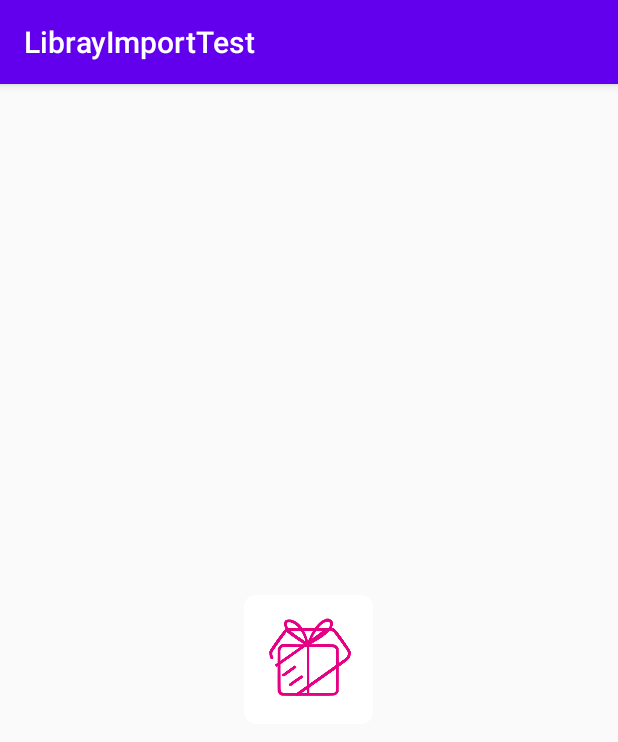
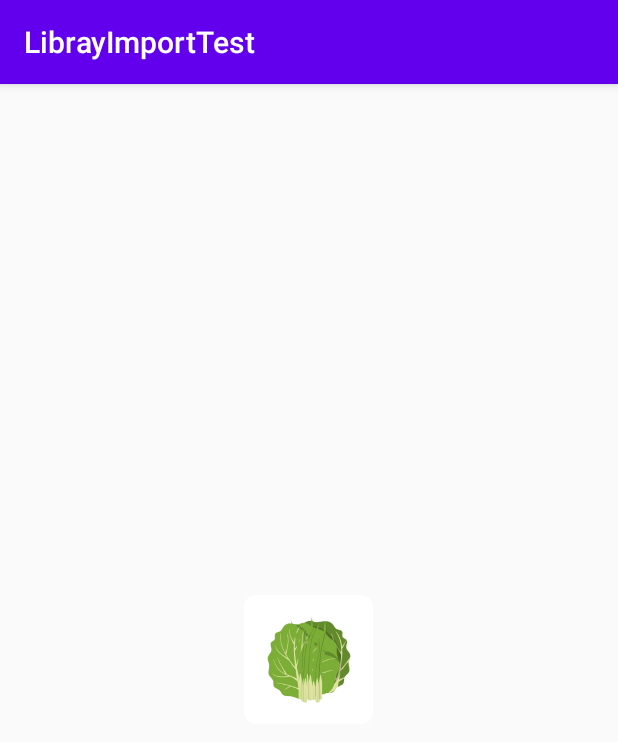
Before and after one commit to CuteWiseCode/MyLoadingView, an Android app: the screen it shows after launch (MainActivity), on a phone screen of 412 x 824 dp. Shown: the top 742 px of the screen. Run offline under Robolectric (Android 15) with nearby library versions, the phone set to English and light mode, and no system bars.

Commit message:
新增属性设置：1.旋转的动画   2. 旋转的速度
新增属性设置：1.旋转的动画   2. 旋转的速度

```diff
--- a/app/src/main/res/layout/activity_main.xml
+++ b/app/src/main/res/layout/activity_main.xml
@@ -11,6 +11,12 @@
         android:layout_centerInParent="true"
         android:layout_width="wrap_content"
         android:layout_height="wrap_content"
+        app:translationspeed="400"
+        app:image1="@mipmap/im_cabbage"
+        app:image2="@mipmap/im_chinesechives"
+        app:image3="@mipmap/im_greenchineseonion"
+        app:image4="@mipmap/im_hyacinthbean"
+        app:image5="@mipmap/im_rutabaga"
         />
 
 </RelativeLayout>
--- a/build.gradle
+++ b/build.gradle
@@ -1,6 +1,7 @@
 // Top-level build file where you can add configuration options common to all sub-projects/modules.
 
 buildscript {
+    ext.kotlin_version = '1.5.0-M1'
 
     repositories {
         google()
@@ -9,6 +10,7 @@ buildscript {
     }
     dependencies {
         classpath 'com.android.tools.build:gradle:3.6.3'
+        classpath "org.jetbrains.kotlin:kotlin-gradle-plugin:$kotlin_version"
 
 
         // NOTE: Do not place your application dependencies here; they belong
--- a/loadingviewlibrary/build.gradle
+++ b/loadingviewlibrary/build.gradle
@@ -1,4 +1,5 @@
 apply plugin: 'com.android.library'
+apply plugin: 'kotlin-android'
 //apply plugin: 'com.novoda.bintray-release'
 apply plugin: 'com.github.dcendents.android-maven'
 group = 'com.github.CuteWiseCode'
@@ -49,4 +50,8 @@ dependencies {
     testImplementation 'junit:junit:4.12'
     androidTestImplementation 'com.android.support.test:runner:1.0.2'
     androidTestImplementation 'com.android.support.test.espresso:espresso-core:3.0.2'
+    implementation "org.jetbrains.kotlin:kotlin-stdlib-jdk7:$kotlin_version"
 }
+repositories {
+    mavenCentral()
+}
--- a/loadingviewlibrary/src/main/java/com/cutewisecode/AnimationLoad.java
+++ b/loadingviewlibrary/src/main/java/com/cutewisecode/AnimationLoad.java
@@ -13,40 +13,47 @@ public class AnimationLoad extends Animation {
 
     private final float floata;
     private final float floatb;
-    private final float floatc;
-    private final float floatd;
-    private final float floate;
-    private final boolean boolf;
+    private final float half_view_width;
+    private final float half_view_height;
+    private final float translateZ;
+    private final boolean ifneedToAccelerate;
     private Camera camerag;
 
-    public AnimationLoad(float paramFloat1, float paramFloat2, float paramFloat3, float paramFloat4, float paramFloat5, boolean paramBoolean) {
+    public AnimationLoad(float paramFloat1, float paramFloat2, float view_width, float view_height, float translateZ, boolean ifneedToAccelerate) {
         this.floata = paramFloat1;//0
         this.floatb = paramFloat2;//90.0f
-        this.floatc = paramFloat3;//172
-        this.floatd = paramFloat4;//172
-        this.floate = paramFloat5;//0
-        this.boolf = paramBoolean;
+        this.half_view_width = view_width;//172
+        this.half_view_height = view_height;//172
+        this.translateZ = translateZ;//0
+        this.ifneedToAccelerate = ifneedToAccelerate;
     }
 
-    protected void applyTransformation(float paramFloat, Transformation paramTransformation) {
+    /**
+     *
+     * @param interpolatedTime The value of the normalized time (0.0 to 1.0)
+     *        after it has been run through the interpolation function.
+     * @param paramTransformation The Transformation object to fill in with the current
+     *        transforms.
+     */
+    protected void applyTransformation(float interpolatedTime, Transformation paramTransformation) {
         float f1 = this.floata;//0.0f
-        float f2 = f1 + paramFloat * (this.floatb - f1);//90
-        float f3 = this.floatc;//172
-        float f4 = this.floatd;//172
+        float rotateY = f1 + interpolatedTime * (this.floatb - f1);//90
+        float half_view_width = this.half_view_width;//172
+        float half_view_height = this.half_view_height;//172
         Camera localCamera = this.camerag;
         Matrix localMatrix = paramTransformation.getMatrix();
         localCamera.save();//Saves the camera state. Each save should be balanced with a call to restore().
         //if need to accelerate
-        if (this.boolf)
-            localCamera.translate(0.0F, 0.0F, paramFloat * this.floate);//Applies a translation transform on all three axis
-        localCamera.translate(0.0F, 0.0F, this.floate * (1.0F - paramFloat));
+        if (this.ifneedToAccelerate)
+            localCamera.translate(0.0F, 0.0F, interpolatedTime * this.translateZ);//Applies a translation transform on all three axis
+        localCamera.translate(0.0F, 0.0F, this.translateZ * (1.0F - interpolatedTime));
         while (true) {
-            localCamera.rotateY(f2);//Applies a rotation transform around the Y axis.
+            localCamera.rotateY(rotateY);//Applies a rotation transform around the Y axis.
             localCamera.getMatrix(localMatrix);//Computes the matrix corresponding to the current transformation and copies it to the supplied matrix object.
             localCamera.restore();//Restores the saved state, if any
-//	    localMatrix.postScale(0.5f, 0.5f);// turn to 1/2 of original size
-            localMatrix.preTranslate(-f3, -f4);
-            localMatrix.postTranslate(f3, f4);
+            localMatrix.postScale(0.5f, 0.5f);// turn to 1/2 of original size
+            localMatrix.preTranslate(-half_view_width, -half_view_height);
+            localMatrix.postTranslate(half_view_width, half_view_height);
             return;
         }
     }
@@ -54,8 +61,8 @@ public class AnimationLoad extends Animation {
     /**
      * Initialize this animation with the dimensions of the object being animated
      */
-    public void initialize(int paramInt1, int paramInt2, int paramInt3, int paramInt4) {
-        super.initialize(paramInt1, paramInt2, paramInt3, paramInt4);
+    public void initialize(int width, int height, int parentWidth, int parentHeight) {
+        super.initialize(width, height, parentWidth, parentHeight);
         this.camerag = new Camera();
     }
 
--- /dev/null
+++ b/loadingviewlibrary/src/main/java/com/cutewisecode/AnimationLoadkt.kt
@@ -0,0 +1,62 @@
+package com.cutewisecode
+
+import android.graphics.Camera
+import android.view.animation.Animation
+import android.view.animation.Transformation
+
+/**
+ *@author  wisdom
+ *@date 2021/3/11
+ *@desc
+ */
+class AnimationLoadkt:Animation {
+
+    private var floata = 0f
+    private var floatb = 0f
+    private var floatc = 0f
+    private var floatd = 0f
+    private var floate = 0f
+    private var boolf = false
+    private var camerag: Camera? = null
+
+    constructor(paramFloat1: Float, paramFloat2: Float, paramFloat3: Float, paramFloat4: Float, paramFloat5: Float, paramBoolean: Boolean) {
+        floata = paramFloat1 //0
+        floatb = paramFloat2 //90.0f
+        floatc = paramFloat3 //172
+        floatd = paramFloat4 //172
+        floate = paramFloat5 //0
+        boolf = paramBoolean
+    }
+
+
+    protected override fun applyTransformation(paramFloat: Float, paramTransformation: Transformation) {
+        val f1 = floata //0.0f
+        val f2 = f1 + paramFloat * (floatb - f1) //90
+        val f3 = floatc //172
+        val f4 = floatd //172
+        val localCamera = camerag
+        val localMatrix = paramTransformation.matrix
+        localCamera!!.save() //Saves the camera state. Each save should be balanced with a call to restore().
+        //if need to accelerate
+        if (boolf) localCamera.translate(0.0f, 0.0f, paramFloat * floate) //Applies a translation transform on all three axis
+        localCamera.translate(0.0f, 0.0f, floate * (1.0f - paramFloat))
+        while (true) {
+            localCamera.rotateY(f2) //Applies a rotation transform around the Y axis.
+            localCamera.getMatrix(localMatrix) //Computes the matrix corresponding to the current transformation and copies it to the supplied matrix object.
+            localCamera.restore() //Restores the saved state, if any
+            //	    localMatrix.postScale(0.5f, 0.5f);// turn to 1/2 of original size
+            localMatrix.preTranslate(-f3, -f4)
+            localMatrix.postTranslate(f3, f4)
+            return
+        }
+    }
+
+    /**
+     * Initialize this animation with the dimensions of the object being animated
+     */
+    override fun initialize(paramInt1: Int, paramInt2: Int, paramInt3: Int, paramInt4: Int) {
+        super.initialize(paramInt1, paramInt2, paramInt3, paramInt4)
+        camerag = Camera()
+    }
+
+}
--- a/loadingviewlibrary/src/main/java/com/cutewisecode/AnimationView.java
+++ b/loadingviewlibrary/src/main/java/com/cutewisecode/AnimationView.java
@@ -2,6 +2,7 @@ package com.cutewisecode;
 
 import android.com.loadingview.R;
 import android.content.Context;
+import android.content.res.TypedArray;
 import android.util.AttributeSet;
 import android.util.Log;
 import android.view.View;
@@ -14,17 +15,23 @@ import android.widget.ImageView;
 
 public class AnimationView extends FrameLayout {
     private static String TAG = "AnimationView";
-    private float floata = 0.0F;//with/2
-    private float floatb = 0.0F;//height/2
-    private float floatc = 0.0F;
-    private int intd = 0;
-    private View viewe;
-    private View viewf;
-    private View viewg;
-    private View viewh;
-    private View viewi;
-    private View viewj;
-    private int intk = 400;//duration
+    private float view_width = 0.0F;//with/2
+    private float view_height = 0.0F;//height/2
+    private float translateZ = 0.0F;
+    private int currentIndex = 0;
+    private ImageView current_view;
+    private ImageView view01;
+    private ImageView view02;
+    private ImageView view03;
+    private ImageView view04;
+    private ImageView view05;
+    private int DURATION = 400;//duration
+
+    private  int Id_image1;
+    private  int Id_image2;
+    private  int Id_image3;
+    private  int Id_image4;
+    private  int Id_image5;
 
     //struct
     public AnimationView(Context paramContext) {
@@ -37,6 +44,17 @@ public class AnimationView extends FrameLayout {
     public AnimationView(Context context, AttributeSet attrs) {
         super(context, attrs);
         Log.i(TAG, "AnimationView");
+        // 从描述文件中读出xml中配置的值
+        final TypedArray array = context.obtainStyledAttributes(attrs, R.styleable.AnimationView);
+        int speed = array.getInt(R.styleable.AnimationView_translationspeed, 0);
+        Id_image1 = array.getResourceId(R.styleable.AnimationView_image1, 0);
+        Id_image2= array.getResourceId(R.styleable.AnimationView_image2, 0);
+        Id_image3 = array.getResourceId(R.styleable.AnimationView_image3, 0);
+        Id_image4 = array.getResourceId(R.styleable.AnimationView_image4, 0);
+        Id_image5 = array.getResourceId(R.styleable.AnimationView_image5, 0);
+
+        if(speed!=0)
+            DURATION =speed;
         inflate(getContext(), R.layout.loading_view, this);//layout_loading_view
         initializeView();
     }
@@ -48,8 +66,8 @@ public class AnimationView extends FrameLayout {
      */
     private void tostartAnimation(View paramView, float paramFloat1, float paramFloat2) {
 
-        AnimationLoad animation = new AnimationLoad(paramFloat1, paramFloat2, this.floata, this.floatb, this.floatc, true);
-        animation.setDuration(this.intk);
+        AnimationLoad animation = new AnimationLoad(paramFloat1, paramFloat2, this.view_width, this.view_height, this.translateZ, true);
+        animation.setDuration(this.DURATION);
         animation.setFillAfter(true);//true if the animation should apply its transformation after it ends
         animation.setInterpolator(new AccelerateInterpolator());//Sets the acceleration curve for this animation. Defaults to a linear interpolation.Parameters:i The interpolator which defines the acceleration curve
         animation.setAnimationListener(new animationListener());//the animation listener to be notified
@@ -61,25 +79,34 @@ public class AnimationView extends FrameLayout {
      */
     private void initializeView() {
 
-        this.viewf = ((ImageView) findViewById(R.id.loading_view_01));
-        this.viewg = ((ImageView) findViewById(R.id.loading_view_02));
-        this.viewh = ((ImageView) findViewById(R.id.loading_view_03));
-        this.viewi = ((ImageView) findViewById(R.id.loading_view_04));
-        this.viewj = ((ImageView) findViewById(R.id.loading_view_05));
-        this.viewe = this.viewf;
+        this.view01 = ((ImageView) findViewById(R.id.loading_view_01));
+        if(Id_image1!=0)
+            view01.setImageResource(Id_image1);
+        this.view02 = ((ImageView) findViewById(R.id.loading_view_02));
+        if(Id_image2!=0)
+            view02.setImageResource(Id_image2);
+        this.view03 = ((ImageView) findViewById(R.id.loading_view_03));
+        if(Id_image3!=0)
+            view03.setImageResource(Id_image3);
+        this.view04 = ((ImageView) findViewById(R.id.loading_view_04));
+        if(Id_image4!=0)
+            view04.setImageResource(Id_image4);
+        this.view05 = ((ImageView) findViewById(R.id.loading_view_05));
+        if(Id_image5!=0)
+            view05.setImageResource(Id_image5);
+        this.current_view = this.view01;
         //measure the size of component; UNSPECIFIED = 0 EXACTLY = 1 AT_MOST= 2
         int m = MeasureSpec.makeMeasureSpec(0, MeasureSpec.UNSPECIFIED);
         int n = MeasureSpec.makeMeasureSpec(0, MeasureSpec.UNSPECIFIED);
-        this.viewf.measure(m, n);
-        this.floata = (this.viewf.getMeasuredWidth() / 2);//get width
-        this.floatb = (this.viewf.getMeasuredHeight() / 2);//get height
-//	    g.a("mCenterX=" + this.floata + "   mCenterY=" + this.floatb);//output
-//	    Log.i(TAG, "initializeView"+floata+":"+floatb);
+        this.view02.measure(m, n);
+        this.view_width = (this.view02.getMeasuredWidth() / 2);//get width
+        this.view_height = (this.view02.getMeasuredHeight() / 2);//get height
+
         initView();
     }
 
     public void initView() {
-        tostartAnimation(this.viewe, 0.0F, 90.0F);
+        tostartAnimation(this.current_view, 0.0F, 90.0F);
     }
 
     /**
@@ -115,34 +142,34 @@ public class AnimationView extends FrameLayout {
         }
 
         public void run() {
-            viewf.setVisibility(View.GONE);//1
-            viewg.setVisibility(View.GONE);//2
-            viewh.setVisibility(View.GONE);//3
-            viewi.setVisibility(View.GONE);//4
-            viewj.setVisibility(View.GONE);//5
-            viewe.setVisibility(View.GONE);
-            intd++;
-            if (intd % 5 == 0)//intd
-                setData(viewf);//the first one
+            view01.setVisibility(View.GONE);//1
+            view02.setVisibility(View.GONE);//2
+            view03.setVisibility(View.GONE);//3
+            view04.setVisibility(View.GONE);//4
+            view05.setVisibility(View.GONE);//5
+            current_view.setVisibility(View.GONE);
+            currentIndex++;
+            if (currentIndex % 5 == 0)//intd
+                setData(view01);//the first one
             while (true) {
-                if (1 == intd % 5) {
-                    setData(viewg);
+                if (1 == currentIndex % 5) {
+                    setData(view02);
 //	            	continue;
                 }
-                if (2 == intd % 5) {
-                    setData(viewh);
+                if (2 == currentIndex % 5) {
+                    setData(view03);
 //	            	continue;
                 }
-                if (3 == intd % 5) {
-                    setData(viewi);
+                if (3 == currentIndex % 5) {
+                    setData(view04);
 //	            	continue;
                 }
-                if (4 == intd % 5)
-                    setData(viewj);
-                viewe.setVisibility(View.VISIBLE);
-                viewe.requestFocus();
-                AnimationLoad animation = new AnimationLoad(-90.0F, 0.0F, floata, floatb, floatc, false);
-                animation.setDuration(intk);
+                if (4 == currentIndex % 5)
+                    setData(view05);
+                current_view.setVisibility(View.VISIBLE);
+                current_view.requestFocus();
+                AnimationLoad animation = new AnimationLoad(-90.0F, 0.0F, view_width, view_height, translateZ, false);
+                animation.setDuration(DURATION);
                 animation.setFillAfter(true);
                 animation.setInterpolator(new DecelerateInterpolator());
                 animation.setAnimationListener(new Animation.AnimationListener() {
@@ -157,14 +184,14 @@ public class AnimationView extends FrameLayout {
                     }
                 });
 
-                viewe.startAnimation(animation);
+                current_view.startAnimation(animation);
                 return;
             }
         }
     }
 
-    public void setData(View viewf2) {
-        this.viewe = viewf2;
+    public void setData(ImageView target_view) {
+        this.current_view = target_view;
 //		initView();
     }
 
--- a/loadingviewlibrary/src/main/res/layout/loading_view.xml
+++ b/loadingviewlibrary/src/main/res/layout/loading_view.xml
@@ -14,39 +14,39 @@
     <ImageView
         android:layout_gravity="center"
         android:id="@+id/loading_view_01"
-        android:layout_width="wrap_content"
-        android:layout_height="wrap_content"
+        android:layout_width="86.0dip"
+        android:layout_height="86.0dip"
         android:src="@mipmap/loading_01" />
 
     <ImageView
         android:layout_gravity="center"
         android:id="@+id/loading_view_02"
-        android:layout_width="wrap_content"
-        android:layout_height="wrap_content"
+        android:layout_width="86.0dip"
+        android:layout_height="86.0dip"
         android:src="@mipmap/loading_02"
         android:visibility="invisible" />
 
     <ImageView
         android:layout_gravity="center"
         android:id="@+id/loading_view_03"
-        android:layout_width="wrap_content"
-        android:layout_height="wrap_content"
+        android:layout_width="86.0dip"
+        android:layout_height="86.0dip"
         android:src="@mipmap/loading_03"
         android:visibility="invisible" />
 
     <ImageView
         android:layout_gravity="center"
         android:id="@+id/loading_view_04"
-        android:layout_width="wrap_content"
-        android:layout_height="wrap_content"
+        android:layout_width="86.0dip"
+        android:layout_height="86.0dip"
         android:src="@mipmap/loading_04"
         android:visibility="invisible" />
 
     <ImageView
         android:layout_gravity="center"
         android:id="@+id/loading_view_05"
-        android:layout_width="wrap_content"
-        android:layout_height="wrap_content"
+        android:layout_width="86.0dip"
+        android:layout_height="86.0dip"
         android:src="@mipmap/loading_05"
         android:visibility="invisible" />
 
--- /dev/null
+++ b/loadingviewlibrary/src/main/res/values/attrs.xml
@@ -0,0 +1,12 @@
+<?xml version="1.0" encoding="utf-8"?>
+<resources>
+    <declare-styleable name="AnimationView">
+        <attr name="translationspeed" format="integer" />
+        <attr name="image1" format="reference" />
+        <attr name="image2" format="reference" />
+        <attr name="image3" format="reference" />
+        <attr name="image4" format="reference" />
+        <attr name="image5" format="reference" />
+    </declare-styleable>
+
+</resources>
```
Also changed, not shown: app/src/main/res/mipmap-xhdpi/im_cabbage.png (added), app/src/main/res/mipmap-xhdpi/im_chinesechives.png (added), app/src/main/res/mipmap-xhdpi/im_greenchineseonion.png (added), app/src/main/res/mipmap-xhdpi/im_hyacinthbean.png (added), app/src/main/res/mipmap-xhdpi/im_rutabaga.png (added), app/src/main/res/mipmap-xhdpi/im_whitegourd.png (added), 1 other file.
